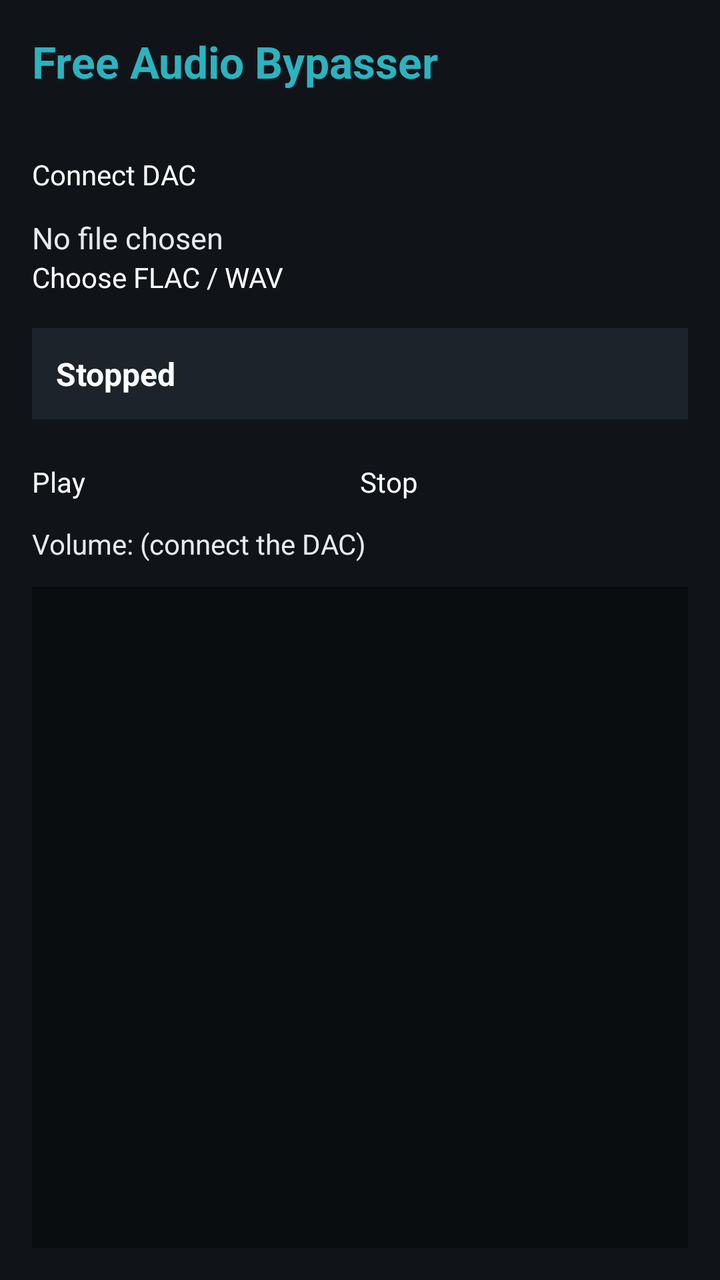
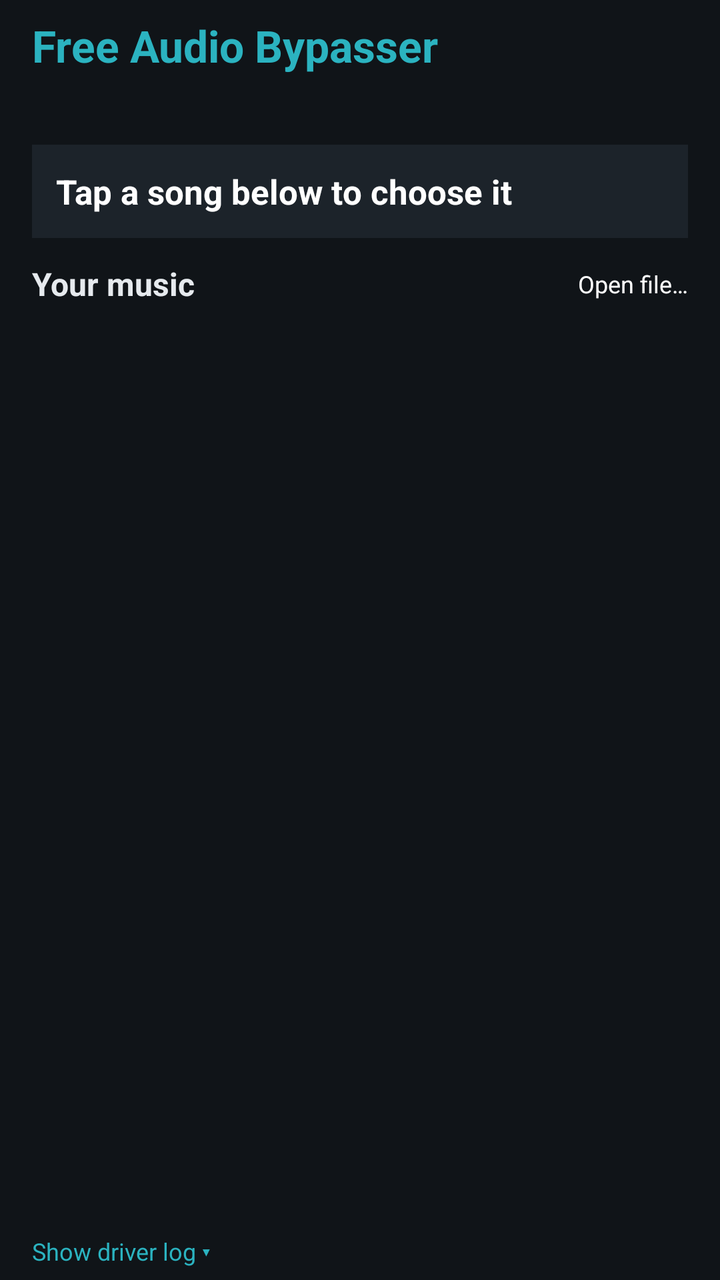

An Android layout rendered at two revisions. The XML below is the earlier revision; the diff shows what the commit changed to produce the second picture.
<!-- AndroidManifest.xml: application theme AppTheme -->
<!-- res/layout/activity_main.xml -->
<?xml version="1.0" encoding="utf-8"?>
<LinearLayout xmlns:android="http://schemas.android.com/apk/res/android"
    android:layout_width="match_parent"
    android:layout_height="match_parent"
    android:fitsSystemWindows="true"
    android:orientation="vertical"
    android:padding="16dp">

    <TextView
        android:layout_width="wrap_content"
        android:layout_height="wrap_content"
        android:text="@string/app_name"
        android:textColor="#2BB3C0"
        android:textSize="22sp"
        android:textStyle="bold" />

    <TextView
        android:id="@+id/dacText"
        android:layout_width="match_parent"
        android:layout_height="wrap_content"
        android:layout_marginTop="12dp"
        android:textColor="#E6EAEE"
        android:textSize="15sp" />

    <Button
        android:id="@+id/connectButton"
        android:layout_width="match_parent"
        android:layout_height="wrap_content"
        android:text="Connect DAC" />

    <TextView
        android:id="@+id/fileText"
        android:layout_width="match_parent"
        android:layout_height="wrap_content"
        android:layout_marginTop="12dp"
        android:text="No file chosen"
        android:textColor="#E6EAEE"
        android:textSize="15sp" />

    <Button
        android:id="@+id/chooseButton"
        android:layout_width="match_parent"
        android:layout_height="wrap_content"
        android:text="Choose FLAC / WAV" />

    <LinearLayout
        android:id="@+id/testTracks"
        android:layout_width="match_parent"
        android:layout_height="wrap_content"
        android:orientation="vertical" />

    <TextView
        android:id="@+id/statusText"
        android:layout_width="match_parent"
        android:layout_height="wrap_content"
        android:layout_marginTop="16dp"
        android:background="#1C232A"
        android:padding="12dp"
        android:text="Stopped"
        android:textColor="#FFFFFF"
        android:textSize="16sp"
        android:textStyle="bold" />

    <TextView
        android:id="@+id/positionText"
        android:layout_width="match_parent"
        android:layout_height="wrap_content"
        android:layout_marginTop="4dp"
        android:textColor="#9AA5B1"
        android:textSize="13sp" />

    <LinearLayout
        android:layout_width="match_parent"
        android:layout_height="wrap_content"
        android:orientation="horizontal">

        <Button
            android:id="@+id/playButton"
            android:layout_width="0dp"
            android:layout_height="wrap_content"
            android:layout_weight="1"
            android:text="Play" />

        <Button
            android:id="@+id/stopButton"
            android:layout_width="0dp"
            android:layout_height="wrap_content"
            android:layout_weight="1"
            android:text="Stop" />
    </LinearLayout>

    <TextView
        android:id="@+id/volumeText"
        android:layout_width="match_parent"
        android:layout_height="wrap_content"
        android:layout_marginTop="12dp"
        android:text="Volume: (connect the DAC)"
        android:textColor="#E6EAEE" />

    <SeekBar
        android:id="@+id/volumeBar"
        android:layout_width="match_parent"
        android:layout_height="wrap_content"
        android:enabled="false"
        android:max="1000" />

    <ScrollView
        android:id="@+id/logScroll"
        android:layout_width="match_parent"
        android:layout_height="0dp"
        android:layout_marginTop="12dp"
        android:layout_weight="1"
        android:background="#0A0D10">

        <TextView
            android:id="@+id/logText"
            android:layout_width="match_parent"
            android:layout_height="wrap_content"
            android:fontFamily="monospace"
            android:padding="8dp"
            android:textColor="#9AA5B1"
            android:textIsSelectable="true"
            android:textSize="11sp" />
    </ScrollView>
</LinearLayout>
<!-- resources referenced by this layout -->
<resources>
  <string name="app_name">Free Audio Bypasser</string>
  <style name="AppTheme" parent="android:Theme.Material.NoActionBar">
          <item name="android:colorAccent">#2BB3C0</item>
          <item name="android:colorPrimary">#1A8C99</item>
          <item name="android:windowBackground">#101418</item>
      </style>
</resources>

<!-- the commit's change to res/layout/activity_main.xml (unified diff, before → after) -->
@@ -1,10 +1,15 @@
 <?xml version="1.0" encoding="utf-8"?>
-<LinearLayout xmlns:android="http://schemas.android.com/apk/res/android"
+<FrameLayout xmlns:android="http://schemas.android.com/apk/res/android"
     android:layout_width="match_parent"
     android:layout_height="match_parent"
-    android:fitsSystemWindows="true"
+    android:fitsSystemWindows="true">
+
+<LinearLayout
+    android:layout_width="match_parent"
+    android:layout_height="match_parent"
     android:orientation="vertical"
-    android:padding="16dp">
+    android:paddingHorizontal="16dp"
+    android:paddingTop="8dp">
 
     <TextView
         android:layout_width="wrap_content"
@@ -14,103 +19,161 @@
         android:textSize="22sp"
         android:textStyle="bold" />
 
-    <TextView
-        android:id="@+id/dacText"
+    
+    <LinearLayout
+        android:layout_width="match_parent"
+        android:layout_height="wrap_content"
+        android:layout_marginTop="8dp"
+        android:gravity="center_vertical"
+        android:orientation="horizontal">
+
+        <TextView
+            android:id="@+id/dacText"
+            android:layout_width="0dp"
+            android:layout_height="wrap_content"
+            android:layout_weight="1"
+            android:textColor="#E6EAEE"
+            android:textSize="14sp" />
+
+        <Button
+            android:id="@+id/connectButton"
+            android:layout_width="wrap_content"
+            android:layout_height="wrap_content"
+            android:minHeight="0dp"
+            android:textSize="12sp" />
+    </LinearLayout>
+
+    
+    <LinearLayout
+        android:layout_width="match_parent"
+        android:layout_height="wrap_content"
+        android:layout_marginTop="8dp"
+        android:background="#1C232A"
+        android:orientation="vertical"
+        android:padding="12dp">
+
+        <TextView
+            android:id="@+id/nowTitle"
+            android:layout_width="match_parent"
+            android:layout_height="wrap_content"
+            android:ellipsize="end"
+            android:maxLines="1"
+            android:text="Tap a song below to choose it"
+            android:textColor="#FFFFFF"
+            android:textSize="17sp"
+            android:textStyle="bold" />
+
+        <TextView
+            android:id="@+id/statusText"
+            android:layout_width="match_parent"
+            android:layout_height="wrap_content"
+            android:layout_marginTop="4dp"
+            android:textColor="#2BB3C0"
+            android:textSize="13sp"
+            android:visibility="gone" />
+
+        <TextView
+            android:id="@+id/positionText"
+            android:layout_width="match_parent"
+            android:layout_height="wrap_content"
+            android:textColor="#9AA5B1"
+            android:textSize="12sp"
+            android:visibility="gone" />
+
+        <Button
+            android:id="@+id/playButton"
+            android:layout_width="match_parent"
+            android:layout_height="wrap_content"
+            android:layout_marginTop="8dp"
+            android:backgroundTint="#1A8C99"
+            android:text="▶  Play"
+            android:textColor="#FFFFFF"
+            android:textSize="17sp"
+            android:visibility="gone" />
+
+        <TextView
+            android:id="@+id/volumeText"
+            android:layout_width="match_parent"
+            android:layout_height="wrap_content"
+            android:layout_marginTop="8dp"
+            android:textColor="#9AA5B1"
+            android:textSize="12sp"
+            android:visibility="gone" />
+
+        <SeekBar
+            android:id="@+id/volumeBar"
+            android:layout_width="match_parent"
+            android:layout_height="wrap_content"
+            android:max="1000"
+            android:visibility="gone" />
+    </LinearLayout>
+
+    
+    <LinearLayout
         android:layout_width="match_parent"
         android:layout_height="wrap_content"
         android:layout_marginTop="12dp"
-        android:textColor="#E6EAEE"
-        android:textSize="15sp" />
-
-    <Button
-        android:id="@+id/connectButton"
-        android:layout_width="match_parent"
-        android:layout_height="wrap_content"
-        android:text="Connect DAC" />
-
-    <TextView
-        android:id="@+id/fileText"
-        android:layout_width="match_parent"
-        android:layout_height="wrap_content"
-        android:layout_marginTop="12dp"
-        android:text="No file chosen"
-        android:textColor="#E6EAEE"
-        android:textSize="15sp" />
-
-    <Button
-        android:id="@+id/chooseButton"
-        android:layout_width="match_parent"
-        android:layout_height="wrap_content"
-        android:text="Choose FLAC / WAV" />
-
-    <LinearLayout
-        android:id="@+id/testTracks"
-        android:layout_width="match_parent"
-        android:layout_height="wrap_content"
-        android:orientation="vertical" />
-
-    <TextView
-        android:id="@+id/statusText"
-        android:layout_width="match_parent"
-        android:layout_height="wrap_content"
-        android:layout_marginTop="16dp"
-        android:background="#1C232A"
-        android:padding="12dp"
-        android:text="Stopped"
-        android:textColor="#FFFFFF"
-        android:textSize="16sp"
-        android:textStyle="bold" />
-
-    <TextView
-        android:id="@+id/positionText"
-        android:layout_width="match_parent"
-        android:layout_height="wrap_content"
-        android:layout_marginTop="4dp"
-        android:textColor="#9AA5B1"
-        android:textSize="13sp" />
-
-    <LinearLayout
-        android:layout_width="match_parent"
-        android:layout_height="wrap_content"
+        android:gravity="center_vertical"
         android:orientation="horizontal">
 
-        <Button
-            android:id="@+id/playButton"
+        <TextView
+            android:id="@+id/libraryTitle"
             android:layout_width="0dp"
             android:layout_height="wrap_content"
             android:layout_weight="1"
-            android:text="Play" />
+            android:text="Your music"
+            android:textColor="#E6EAEE"
+            android:textSize="16sp"
+            android:textStyle="bold" />
 
         <Button
-            android:id="@+id/stopButton"
-            android:layout_width="0dp"
+            android:id="@+id/chooseButton"
+            android:layout_width="wrap_content"
             android:layout_height="wrap_content"
-            android:layout_weight="1"
-            android:text="Stop" />
+            android:minHeight="0dp"
+            android:text="Open file…"
+            android:textSize="12sp" />
     </LinearLayout>
 
-    <TextView
-        android:id="@+id/volumeText"
+    <Button
+        android:id="@+id/permissionButton"
         android:layout_width="match_parent"
         android:layout_height="wrap_content"
-        android:layout_marginTop="12dp"
-        android:text="Volume: (connect the DAC)"
-        android:textColor="#E6EAEE" />
+        android:text="Allow access to your music"
+        android:visibility="gone" />
 
-    <SeekBar
-        android:id="@+id/volumeBar"
+    <TextView
+        android:id="@+id/emptyText"
         android:layout_width="match_parent"
         android:layout_height="wrap_content"
-        android:enabled="false"
-        android:max="1000" />
+        android:padding="12dp"
+        android:text="No FLAC or WAV files found on this phone yet."
+        android:textColor="#9AA5B1"
+        android:visibility="gone" />
+
+    <ListView
+        android:id="@+id/trackList"
+        android:layout_width="match_parent"
+        android:layout_height="0dp"
+        android:layout_weight="1"
+        android:divider="#222A31"
+        android:dividerHeight="1dp" />
+
+    <TextView
+        android:id="@+id/logToggle"
+        android:layout_width="wrap_content"
+        android:layout_height="wrap_content"
+        android:paddingVertical="6dp"
+        android:text="Show driver log ▾"
+        android:textColor="#2BB3C0"
+        android:textSize="12sp" />
 
     <ScrollView
         android:id="@+id/logScroll"
         android:layout_width="match_parent"
-        android:layout_height="0dp"
-        android:layout_marginTop="12dp"
-        android:layout_weight="1"
-        android:background="#0A0D10">
+        android:layout_height="160dp"
+        android:background="#0A0D10"
+        android:visibility="gone">
 
         <TextView
             android:id="@+id/logText"
@@ -120,6 +183,7 @@
             android:padding="8dp"
             android:textColor="#9AA5B1"
             android:textIsSelectable="true"
-            android:textSize="11sp" />
+            android:textSize="10sp" />
     </ScrollView>
 </LinearLayout>
+</FrameLayout>
